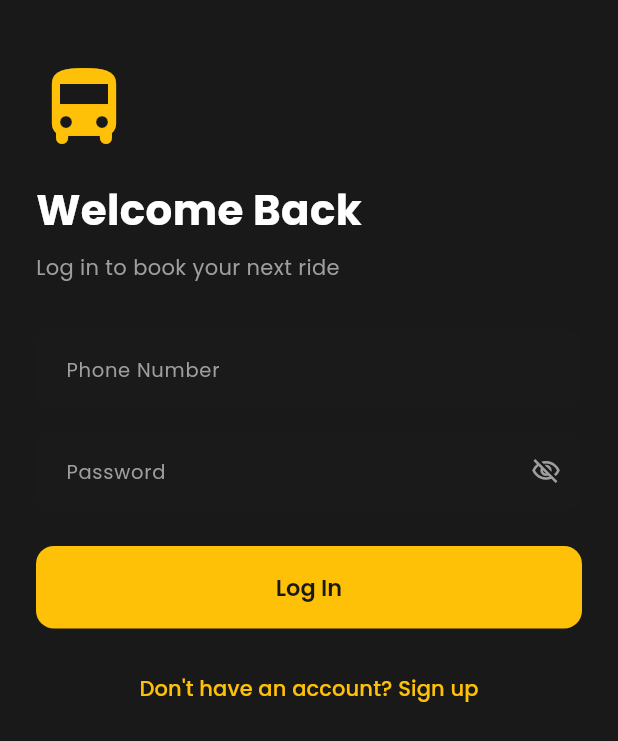
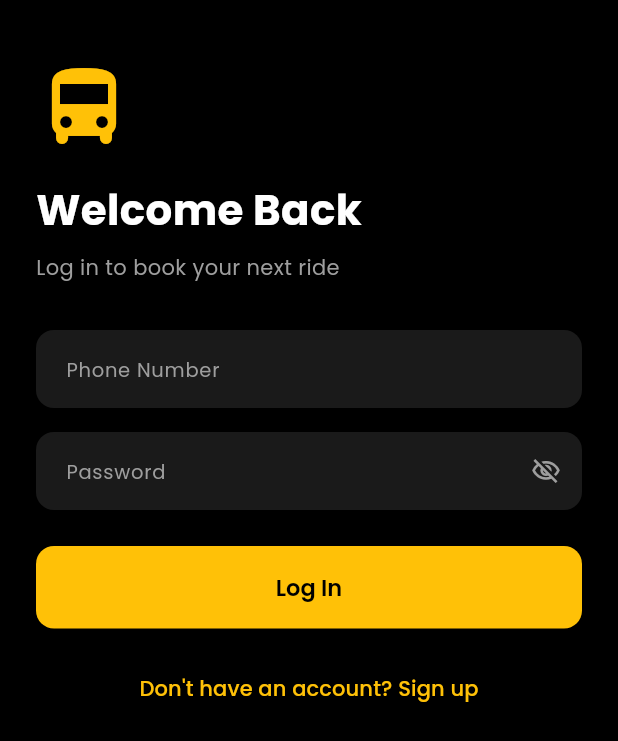
Before and after one commit to gideonprojects26/bus_app, a Flutter app: the screen it shows after launch, on a phone screen of 412 x 824 dp. Shown: the top 741 px of the screen. Run offline on Flutter 3.47's test engine with Material 3 defaults, Android fonts, the light colour scheme and no system bars; our stand-ins replace cached_network_image, flutter_local_notifications, google_fonts, google_maps_flutter, pdf, printing and 5 more; accounts and stored records are empty.

Commit message:
Fix bokking problem

```diff
--- a/bus-app/mobile-app-flutter/lib/utils/app_colors.dart
+++ b/bus-app/mobile-app-flutter/lib/utils/app_colors.dart
@@ -23,7 +23,7 @@ class AppColors {
   static const Color grey = Color(0xFF9E9E9E);
 
   // Dark theme surface/text values
-  static const Color darkBackground = Color(0xFF191919);
+  static const Color darkBackground = Color(0xFF000000); // was 0xFF191919 — pure black, not charcoal, for true dark mode
   static const Color darkSurface = Color(0xFF242424);
   static const Color darkSurfaceElevated = Color(0xFF2E2E2E);
   static const Color darkTextPrimary = Color(0xFFFFFFFF);
```
